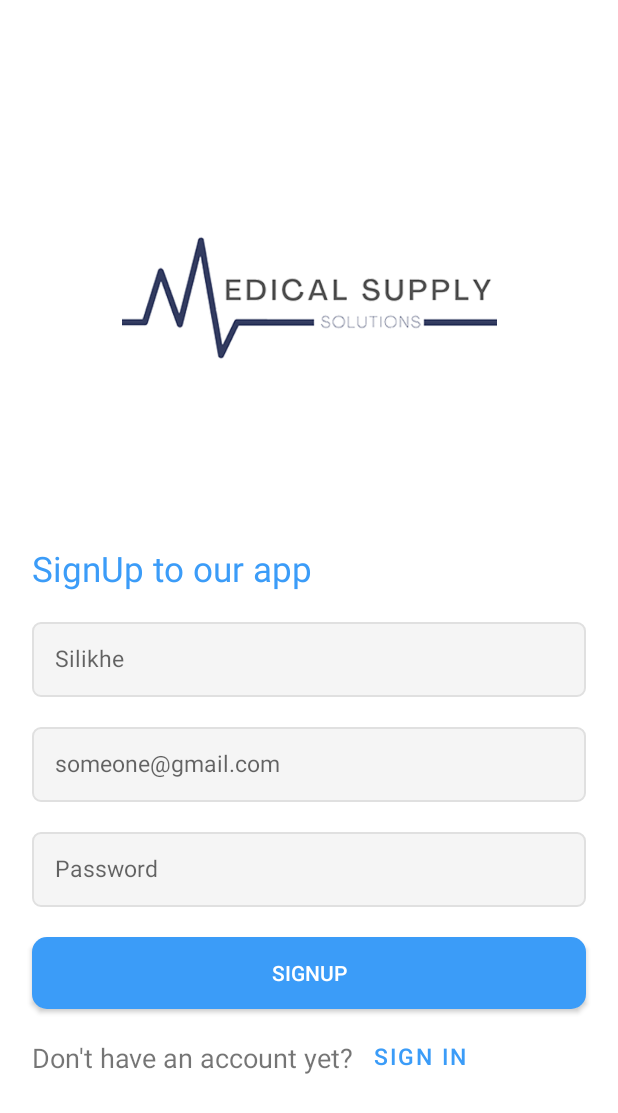
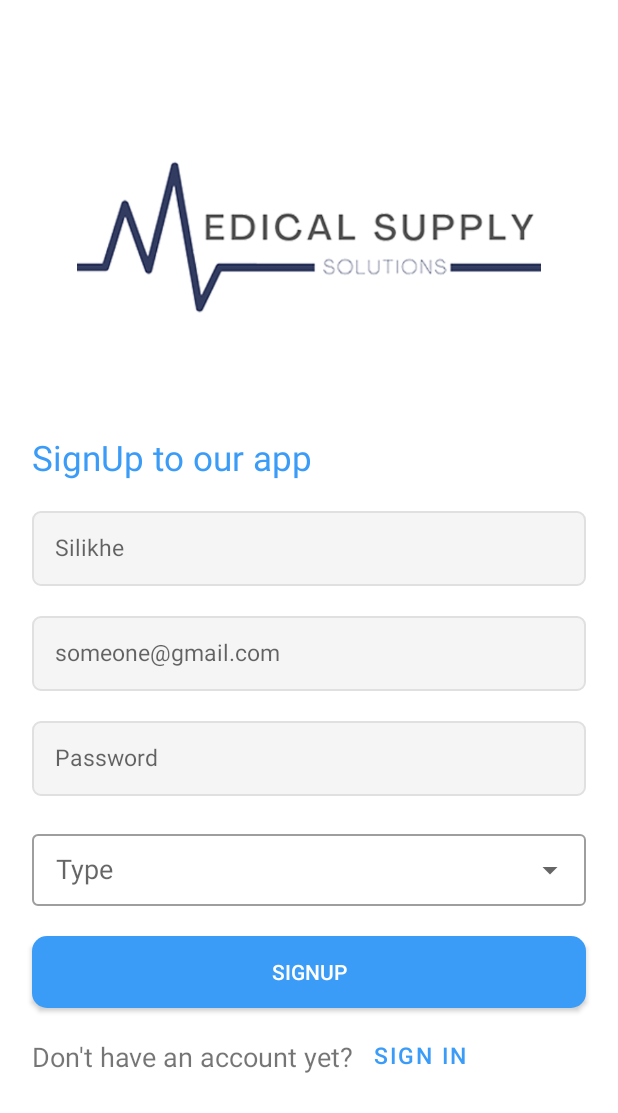
Before and after one commit to Silikhe/HealthCare, an Android app: the SignupFragment screen opened through its navigation route, on a phone screen of 412 x 824 dp. Shown: the top 1113 px of the screen. Run offline under Robolectric (Android 15) with nearby library versions, the light colour scheme and no system bars; 3 statements that could not run were skipped.

Commit message:
Refactor code

```diff
--- /dev/null
+++ b/app/src/main/res/drawable/ic_drop_down_24.xml
@@ -0,0 +1,5 @@
+<vector android:height="24dp" android:tint="#FFFFFF"
+    android:viewportHeight="24" android:viewportWidth="24"
+    android:width="24dp" xmlns:android="http://schemas.android.com/apk/res/android">
+    <path android:fillColor="@android:color/white" android:pathData="M7,10l5,5 5,-5z"/>
+</vector>
--- a/app/src/main/res/layout/register_fragment.xml
+++ b/app/src/main/res/layout/register_fragment.xml
@@ -7,8 +7,8 @@
 
     <ImageView
         android:id="@+id/imgSign"
-        android:layout_width="250dp"
-        android:layout_height="300dp"
+        android:layout_width="309dp"
+        android:layout_height="226dp"
         android:layout_centerHorizontal="true"
         android:layout_marginTop="16dp"
         android:src="@drawable/logo"
@@ -75,6 +75,28 @@
         app:layout_constraintStart_toStartOf="@+id/et_pass"
         app:layout_constraintTop_toBottomOf="@+id/et_pass" />
 
+    <com.google.android.material.textfield.TextInputLayout
+        android:id="@+id/weightTextField"
+        style="@style/Widget.MaterialComponents.TextInputLayout.OutlinedBox"
+        android:layout_width="0dp"
+        android:layout_height="wrap_content"
+        android:layout_marginTop="20dp"
+        android:hint="Type"
+        app:endIconDrawable="@drawable/ic_drop_down_24"
+        app:endIconMode="custom"
+        app:layout_constraintEnd_toEndOf="@+id/et_password"
+        app:layout_constraintHorizontal_bias="0.057"
+        app:layout_constraintStart_toStartOf="@+id/et_password"
+        app:layout_constraintTop_toBottomOf="@+id/et_password">
+
+        <AutoCompleteTextView
+            android:layout_width="match_parent"
+            android:layout_height="wrap_content"
+            android:inputType="none"
+            android:paddingStart="16dp" />
+
+    </com.google.android.material.textfield.TextInputLayout>
+
     <androidx.appcompat.widget.AppCompatButton
         android:id="@+id/btn_sign"
         android:layout_width="0dp"
@@ -86,7 +108,7 @@
         android:textColor="@android:color/white"
         app:layout_constraintEnd_toEndOf="@+id/et_password"
         app:layout_constraintStart_toStartOf="@+id/et_password"
-        app:layout_constraintTop_toBottomOf="@+id/et_password" />
+        app:layout_constraintTop_toBottomOf="@+id/weightTextField" />
 
     <TextView
         android:id="@+id/swipeRight"
```
